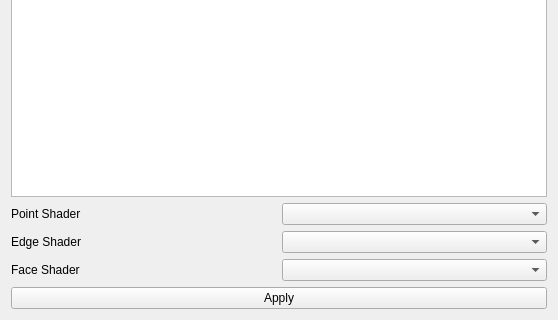
The window that utils/3d/shadedSceneControlWidget.ui (NickPenkrat/corecvs) describes before a commit, drawn with Qt 5; both pictures show x 0 to 558 and y 424 to 744 of the 558 by 744 pixel window.
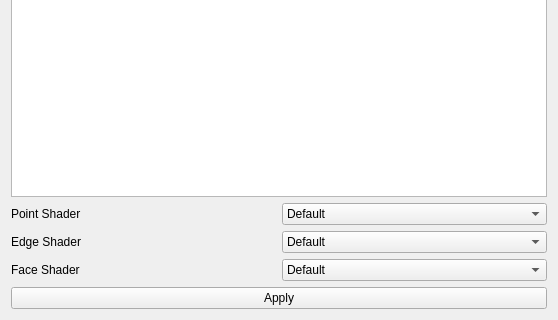
The same window after the commit. Icons and pictures are not drawn.

Patch:
```diff
--- a/utils/3d/shadedSceneControlWidget.ui
+++ b/utils/3d/shadedSceneControlWidget.ui
@@ -90,13 +90,55 @@
       </widget>
      </item>
      <item row="0" column="1">
-      <widget class="QComboBox" name="comboBox"/>
+      <widget class="QComboBox" name="pointComboBox">
+       <property name="currentIndex">
+        <number>1</number>
+       </property>
+       <item>
+        <property name="text">
+         <string>None</string>
+        </property>
+       </item>
+       <item>
+        <property name="text">
+         <string>Default</string>
+        </property>
+       </item>
+      </widget>
      </item>
      <item row="1" column="1">
-      <widget class="QComboBox" name="comboBox_2"/>
+      <widget class="QComboBox" name="edgeComboBox">
+       <property name="currentIndex">
+        <number>1</number>
+       </property>
+       <item>
+        <property name="text">
+         <string>None</string>
+        </property>
+       </item>
+       <item>
+        <property name="text">
+         <string>Default</string>
+        </property>
+       </item>
+      </widget>
      </item>
      <item row="2" column="1">
-      <widget class="QComboBox" name="comboBox_3"/>
+      <widget class="QComboBox" name="faceComboBox">
+       <property name="currentIndex">
+        <number>1</number>
+       </property>
+       <item>
+        <property name="text">
+         <string>None</string>
+        </property>
+       </item>
+       <item>
+        <property name="text">
+         <string>Default</string>
+        </property>
+       </item>
+      </widget>
      </item>
     </layout>
    </item>
```
